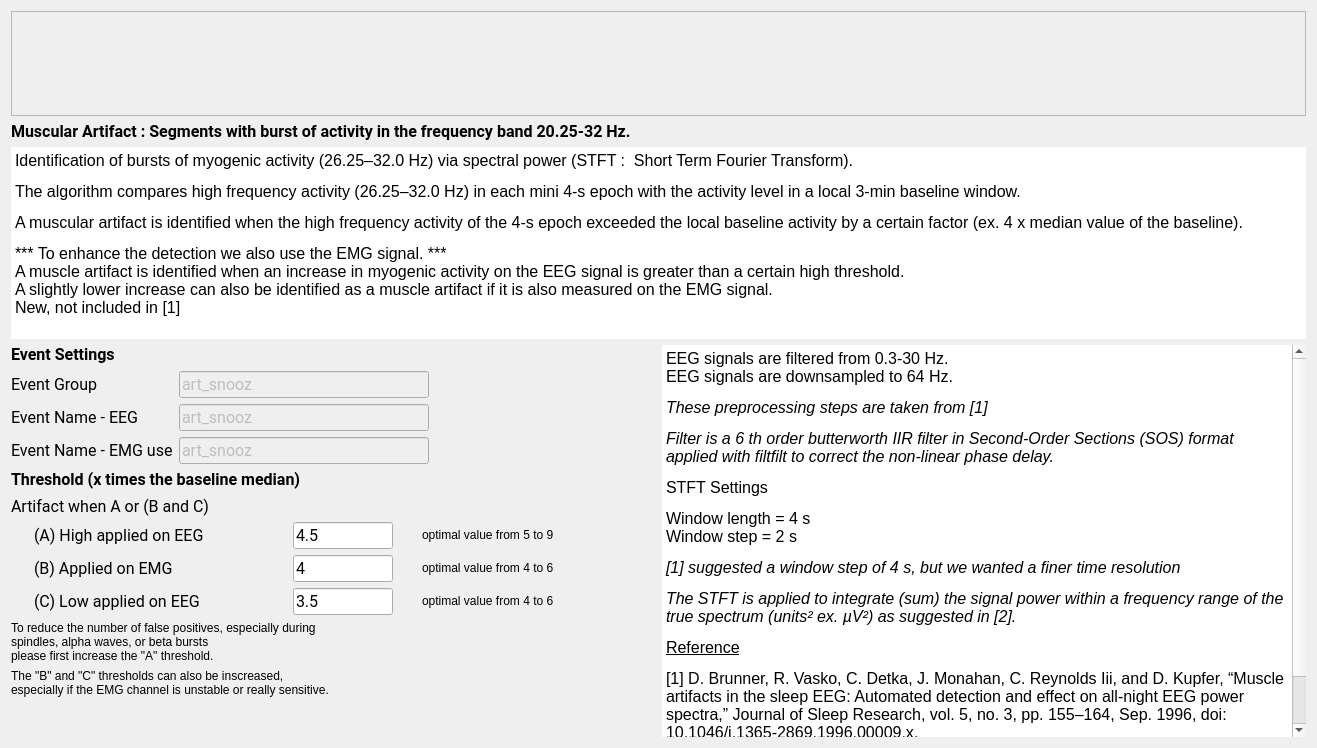
Before: the Qt Designer form tools/CEAMSTools/DetectArtifacts/MuscularStep/Ui_MuscularStep.ui in SnoozToolbox/snooz-package-ceams, drawn with Qt 5.
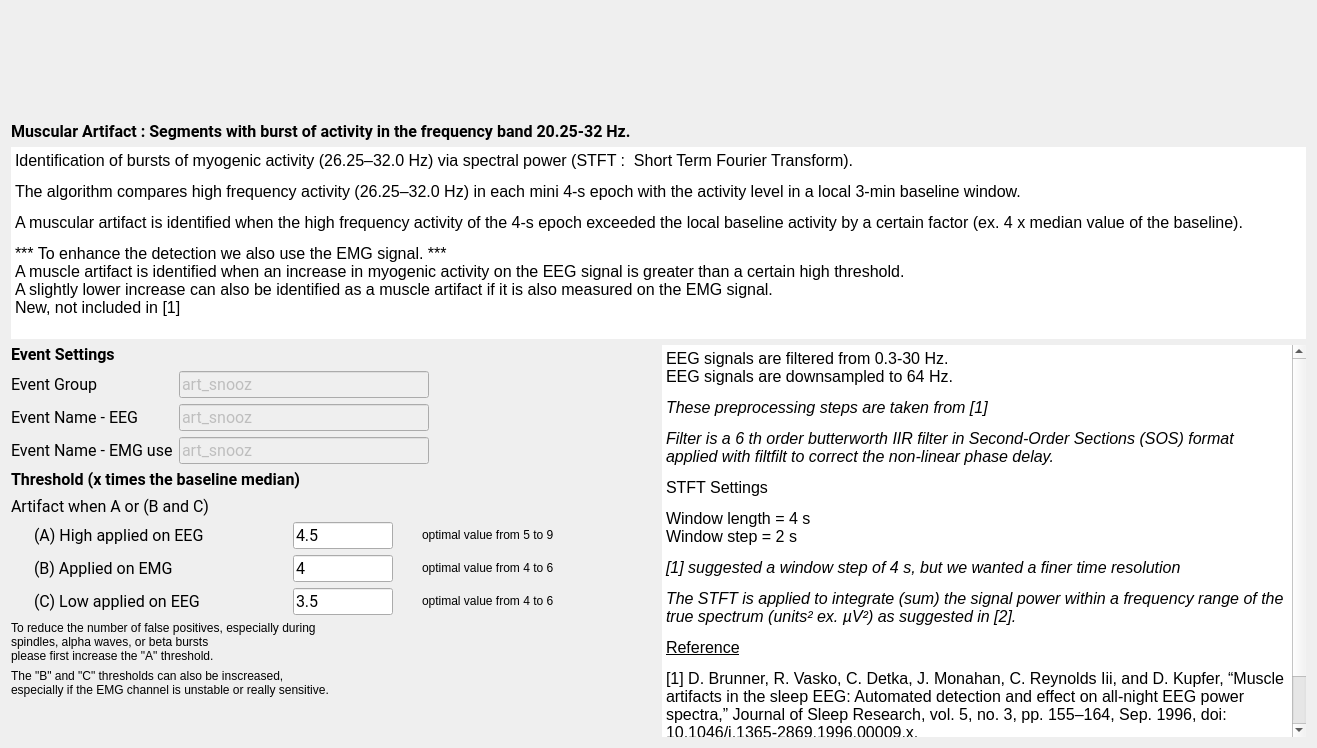
After: the same form once the commit is applied.

Patch:
```diff
--- a/tools/CEAMSTools/DetectArtifacts/MuscularStep/Ui_MuscularStep.ui
+++ b/tools/CEAMSTools/DetectArtifacts/MuscularStep/Ui_MuscularStep.ui
@@ -18,31 +18,7 @@
   </property>
   <layout class="QVBoxLayout" name="verticalLayout_2">
    <item>
-    <widget class="QScrollArea" name="scrollArea">
-     <property name="sizePolicy">
-      <sizepolicy hsizetype="Expanding" vsizetype="Expanding">
-       <horstretch>0</horstretch>
-       <verstretch>0</verstretch>
-      </sizepolicy>
-     </property>
-     <property name="maximumSize">
-      <size>
-       <width>16777215</width>
-       <height>160</height>
-      </size>
-     </property>
-     <property name="widgetResizable">
-      <bool>true</bool>
-     </property>
-     <widget class="QWidget" name="scrollAreaWidgetContents">
-      <property name="geometry">
-       <rect>
-        <x>0</x>
-        <y>0</y>
-        <width>1549</width>
-        <height>151</height>
-       </rect>
-      </property>
+        <widget class="QWidget" name="imageWidget" native="true">
       <property name="sizePolicy">
        <sizepolicy hsizetype="Expanding" vsizetype="Expanding">
         <horstretch>0</horstretch>
@@ -80,7 +56,6 @@
         </widget>
        </item>
       </layout>
-     </widget>
     </widget>
    </item>
    <item>
```
Lines whose indentation alone changed are shown as unchanged.
